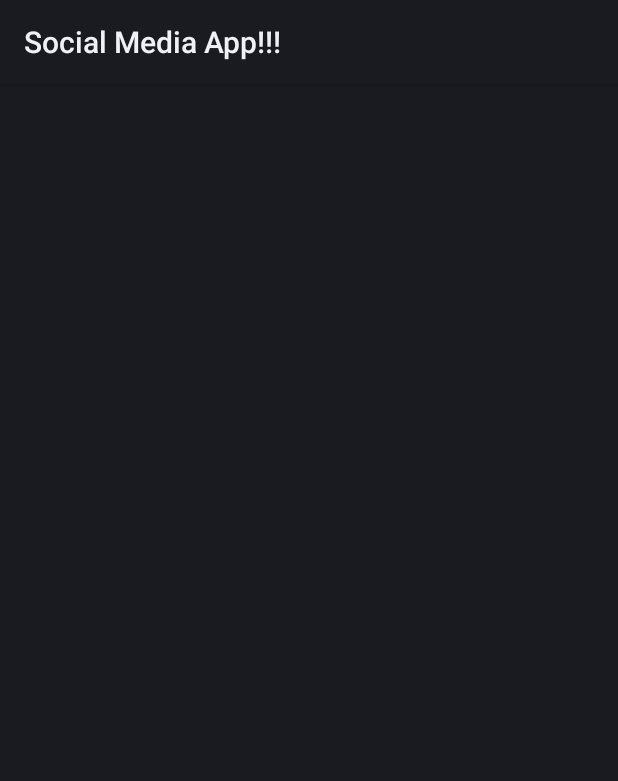
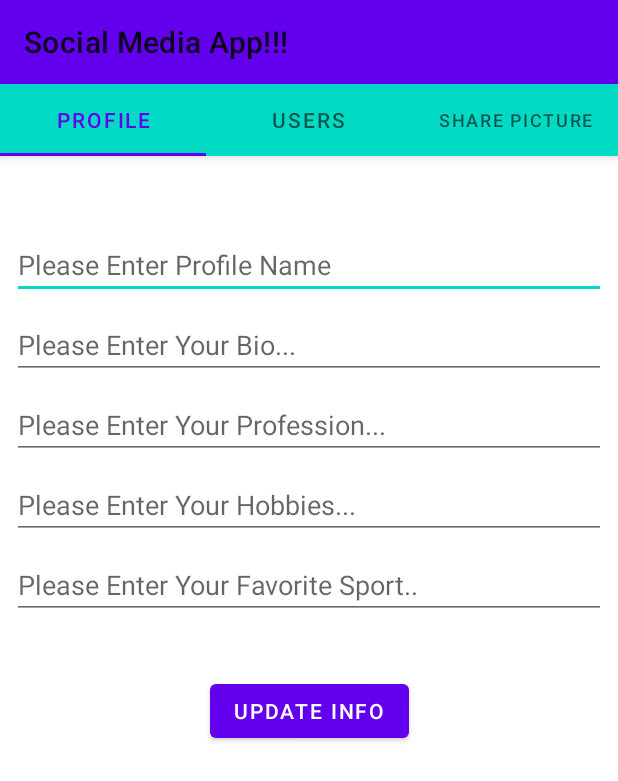
Before and after one commit to mottaghi7/Instagram, an Android app: the SocialMediaActivity screen opened directly, with no data from a screen before it, on a phone screen of 412 x 824 dp. Shown: the top 781 px of the screen. Run offline under Robolectric (Android 15) with nearby library versions, the phone set to English and light mode, and no system bars; libraries missing offline, so code that uses them is left out: com.parse, com.shashank.sony; 9 statements that could not run were skipped.

Commit message:
implement user and profile Tab

```diff
--- a/app/src/main/AndroidManifest.xml
+++ b/app/src/main/AndroidManifest.xml
@@ -1,6 +1,9 @@
 <?xml version="1.0" encoding="utf-8"?>
 <manifest xmlns:android="http://schemas.android.com/apk/res/android"
     package="com.example.instagramclone">
+
+    <uses-permission android:name="android.permission.INTERNET"/>
+    <uses-permission android:name="android.permission.READ_EXTERNAL_STORAGE"/>
 
     <application
         android:name=".App"
@@ -10,7 +13,7 @@
         android:roundIcon="@mipmap/ic_launcher_round"
         android:supportsRtl="true"
         android:theme="@style/Theme.InstagramClone">
-        <activity android:name=".SocialMediaActivity" android:theme="@style/AppTheme.NoActionBar"></activity>
+        <activity android:name=".SocialMediaActivity"/>
         <activity android:name=".LoginActivity" />
         <activity android:name=".MainActivity">
             <intent-filter>
--- a/app/src/main/java/com/example/instagramclone/SocialMediaActivity.java
+++ b/app/src/main/java/com/example/instagramclone/SocialMediaActivity.java
@@ -29,5 +29,6 @@ public class SocialMediaActivity extends AppCompatActivity {
 
         tabLayout = findViewById(R.id.tabLayout);
         tabLayout.setupWithViewPager(viewPager,false);
+        viewPager.setAdapter(tabAdapter);
     }
 }
--- a/app/src/main/java/com/example/instagramclone/UsersTab.java
+++ b/app/src/main/java/com/example/instagramclone/UsersTab.java
@@ -1,12 +1,22 @@
 package com.example.instagramclone;
 
 import android.os.Bundle;
-
-import androidx.fragment.app.Fragment;
-
 import android.view.LayoutInflater;
 import android.view.View;
 import android.view.ViewGroup;
+import android.widget.ArrayAdapter;
+import android.widget.ListView;
+import android.widget.TextView;
+
+import com.parse.FindCallback;
+import com.parse.ParseException;
+import com.parse.ParseQuery;
+import com.parse.ParseUser;
+
+import java.util.ArrayList;
+import java.util.List;
+
+import androidx.fragment.app.Fragment;
 
 /**
  * A simple {@link Fragment} subclass.
@@ -14,51 +24,44 @@ import android.view.ViewGroup;
  * create an instance of this fragment.
  */
 public class UsersTab extends Fragment {
-
-    // TODO: Rename parameter arguments, choose names that match
-    // the fragment initialization parameters, e.g. ARG_ITEM_NUMBER
-    private static final String ARG_PARAM1 = "param1";
-    private static final String ARG_PARAM2 = "param2";
-
-    // TODO: Rename and change types of parameters
-    private String mParam1;
-    private String mParam2;
+    private ListView listView;
+    private ArrayList arrayList;
+    private ArrayAdapter arrayAdapter;
 
     public UsersTab() {
         // Required empty public constructor
-    }
-
-    /**
-     * Use this factory method to create a new instance of
-     * this fragment using the provided parameters.
-     *
-     * @param param1 Parameter 1.
-     * @param param2 Parameter 2.
-     * @return A new instance of fragment UsersTab.
-     */
-    // TODO: Rename and change types and number of parameters
-    public static UsersTab newInstance(String param1, String param2) {
-        UsersTab fragment = new UsersTab();
-        Bundle args = new Bundle();
-        args.putString(ARG_PARAM1, param1);
-        args.putString(ARG_PARAM2, param2);
-        fragment.setArguments(args);
-        return fragment;
-    }
-
-    @Override
-    public void onCreate(Bundle savedInstanceState) {
-        super.onCreate(savedInstanceState);
-        if (getArguments() != null) {
-            mParam1 = getArguments().getString(ARG_PARAM1);
-            mParam2 = getArguments().getString(ARG_PARAM2);
-        }
     }
 
     @Override
     public View onCreateView(LayoutInflater inflater, ViewGroup container,
                              Bundle savedInstanceState) {
         // Inflate the layout for this fragment
-        return inflater.inflate(R.layout.fragment_users_tab, container, false);
+        View view= inflater.inflate(R.layout.fragment_users_tab, container, false);
+        listView = view.findViewById(R.id.listView);
+        arrayList = new ArrayList();
+        arrayAdapter = new ArrayAdapter(getContext(), android.R.layout.simple_list_item_1,arrayList);
+        TextView txtLoadingUsers = view.findViewById(R.id.txtLoadingUsers);
+        ParseQuery<ParseUser> parseQuery= ParseUser.getQuery();
+
+        parseQuery.whereNotEqualTo("userName",ParseUser.getCurrentUser().getUsername());
+        parseQuery.findInBackground(new FindCallback<ParseUser>() {
+            @Override
+            public void done(List<ParseUser> users, ParseException e) {
+                if (e == null) {
+                    if (users.size() > 0) {
+                        for (ParseUser user: users){
+                            arrayList.add(user.getUsername());
+                        }
+
+                        listView.setAdapter(arrayAdapter);
+                        txtLoadingUsers.animate().alpha(0).setDuration(2000);
+                        listView.setVisibility(View.VISIBLE);
+
+                    }
+                }
+            }
+        });
+
+        return view;
     }
 }
--- a/app/src/main/res/layout/activity_social_media.xml
+++ b/app/src/main/res/layout/activity_social_media.xml
@@ -9,24 +9,29 @@
 
 
     <com.google.android.material.appbar.AppBarLayout
+        android:id="@+id/AppBarLayout"
         android:layout_width="match_parent"
-        android:layout_height="wrap_content"
-        android:id="@+id/AppBarLayout">
-        <include android:id="@+id/myToolbar"
-            layout="@layout/my_toolbar"/>
-        <com.google.android.material.tabs.TabLayout
+        android:layout_height="wrap_content">
+
+
+        <androidx.appcompat.widget.Toolbar
             android:layout_width="match_parent"
             android:layout_height="wrap_content"
+            android:id="@+id/myToolbar"
+            android:background="@color/purple_500" />
+        <com.google.android.material.tabs.TabLayout
             android:id="@+id/tabLayout"
-            android:theme="@style/ThemeOverlay.AppCompat.Dark.ActionBar"/>
+            android:layout_width="match_parent"
+            android:layout_height="wrap_content"
+            android:background="@color/teal_200" />
 
 
     </com.google.android.material.appbar.AppBarLayout>
 
     <androidx.viewpager.widget.ViewPager
+        android:id="@+id/viewPager"
         android:layout_width="match_parent"
         android:layout_height="wrap_content"
-        android:id="@+id/viewPager"
-        android:layout_below="@+id/AppBarLayout"/>
+        android:layout_below="@+id/AppBarLayout" />
 
 </RelativeLayout>
--- a/app/src/main/res/layout/fragment_profile_tab.xml
+++ b/app/src/main/res/layout/fragment_profile_tab.xml
@@ -1,14 +1,96 @@
 <?xml version="1.0" encoding="utf-8"?>
-<FrameLayout xmlns:android="http://schemas.android.com/apk/res/android"
+<androidx.constraintlayout.widget.ConstraintLayout xmlns:android="http://schemas.android.com/apk/res/android"
+    xmlns:app="http://schemas.android.com/apk/res-auto"
     xmlns:tools="http://schemas.android.com/tools"
     android:layout_width="match_parent"
     android:layout_height="match_parent"
     tools:context=".ProfileTab">
 
-    <!-- TODO: Update blank fragment layout -->
-    <TextView
-        android:layout_width="match_parent"
-        android:layout_height="match_parent"
-        android:text="@string/hello_blank_fragment" />
 
-</FrameLayout>
+    <EditText
+        android:id="@+id/edtProfileName"
+        android:layout_width="0dp"
+        android:layout_height="wrap_content"
+        android:layout_marginEnd="8dp"
+        android:layout_marginStart="8dp"
+        android:layout_marginTop="50dp"
+        android:ems="10"
+        android:hint="Please Enter Profile Name"
+        android:inputType="textPersonName"
+        app:layout_constraintEnd_toEndOf="parent"
+        app:layout_constraintHorizontal_bias="0.497"
+        app:layout_constraintStart_toStartOf="parent"
+        app:layout_constraintTop_toTopOf="parent" />
+
+    <EditText
+        android:id="@+id/edtProfileBio"
+        android:layout_width="0dp"
+        android:layout_height="wrap_content"
+        android:layout_marginEnd="8dp"
+        android:layout_marginStart="8dp"
+        android:layout_marginTop="8dp"
+        android:ems="10"
+        android:hint="Please Enter Your Bio..."
+        android:inputType="textPersonName"
+        app:layout_constraintEnd_toEndOf="parent"
+        app:layout_constraintHorizontal_bias="0.497"
+        app:layout_constraintStart_toStartOf="parent"
+        app:layout_constraintTop_toBottomOf="@+id/edtProfileName" />
+
+    <EditText
+        android:id="@+id/edtProfileProfession"
+        android:layout_width="0dp"
+        android:layout_height="wrap_content"
+        android:layout_marginEnd="8dp"
+        android:layout_marginStart="8dp"
+        android:layout_marginTop="8dp"
+        android:ems="10"
+        android:hint="Please Enter Your Profession..."
+        android:inputType="textPersonName"
+        app:layout_constraintEnd_toEndOf="parent"
+        app:layout_constraintHorizontal_bias="0.502"
+        app:layout_constraintStart_toStartOf="parent"
+        app:layout_constraintTop_toBottomOf="@+id/edtProfileBio" />
+
+    <EditText
+        android:id="@+id/edtProfileHobbies"
+        android:layout_width="0dp"
+        android:layout_height="wrap_content"
+        android:layout_marginEnd="8dp"
+        android:layout_marginStart="8dp"
+        android:layout_marginTop="8dp"
+        android:ems="10"
+        android:hint="Please Enter Your Hobbies..."
+        android:inputType="textPersonName"
+        app:layout_constraintEnd_toEndOf="parent"
+        app:layout_constraintHorizontal_bias="0.502"
+        app:layout_constraintStart_toStartOf="parent"
+        app:layout_constraintTop_toBottomOf="@+id/edtProfileProfession" />
+
+    <EditText
+        android:id="@+id/edtProfileSport"
+        android:layout_width="0dp"
+        android:layout_height="wrap_content"
+        android:layout_marginEnd="8dp"
+        android:layout_marginStart="8dp"
+        android:layout_marginTop="8dp"
+        android:ems="10"
+        android:hint="Please Enter Your Favorite Sport.."
+        android:inputType="textPersonName"
+        app:layout_constraintEnd_toEndOf="parent"
+        app:layout_constraintHorizontal_bias="0.497"
+        app:layout_constraintStart_toStartOf="parent"
+        app:layout_constraintTop_toBottomOf="@+id/edtProfileHobbies" />
+
+    <Button
+        android:id="@+id/btnUpdateInfo"
+        android:layout_width="wrap_content"
+        android:layout_height="wrap_content"
+        android:layout_marginBottom="297dp"
+        android:layout_marginTop="8dp"
+        android:text="UPDATE INFO"
+        app:layout_constraintBottom_toBottomOf="parent"
+        app:layout_constraintEnd_toEndOf="parent"
+        app:layout_constraintStart_toStartOf="parent"
+        app:layout_constraintTop_toBottomOf="@+id/edtProfileSport" />
+</androidx.constraintlayout.widget.ConstraintLayout>
--- a/app/src/main/res/values/themes.xml
+++ b/app/src/main/res/values/themes.xml
@@ -12,8 +12,6 @@
         <!-- Status bar color. -->
         <item name="android:statusBarColor" tools:targetApi="l">?attr/colorPrimaryVariant</item>
         <!-- Customize your theme here. -->
-    </style>
-    <style name="AppTheme.NoActionBar">
         <item name="windowActionBar">false</item>
         <item name="windowNoTitle">true</item>
     </style>
```
Also changed, not shown: app/src/main/java/com/example/instagramclone/ProfileTab.java (+78 -40 lines), app/src/main/res/layout/fragment_share_picture_tab.xml (+3 -7 lines), app/src/main/res/layout/fragment_users_tab.xml (+32 -7 lines), app/src/main/res/layout/my_toolbar.xml (deleted, +0 -8 lines), app/src/main/res/drawable-hdpi/dark.jpg (added), app/src/main/res/drawable-ldpi/dark.jpg (added), app/src/main/res/drawable-mdpi/dark.jpg (added), app/src/main/res/drawable-xhdpi/dark.jpg (added), 2 other files.
